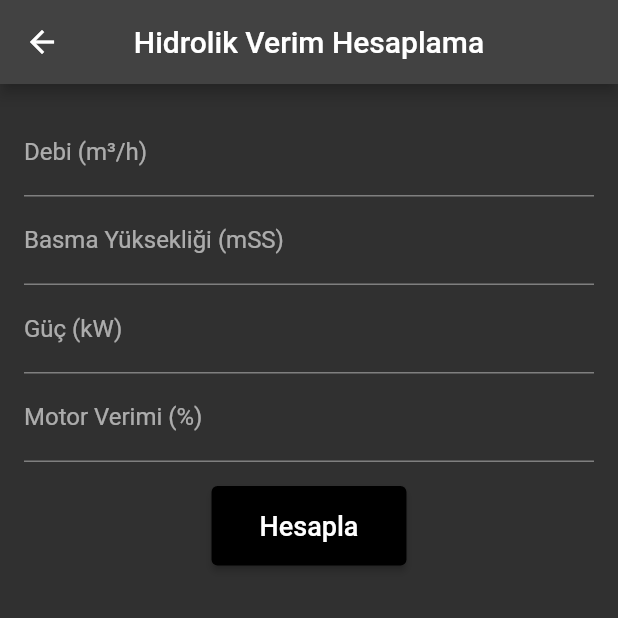
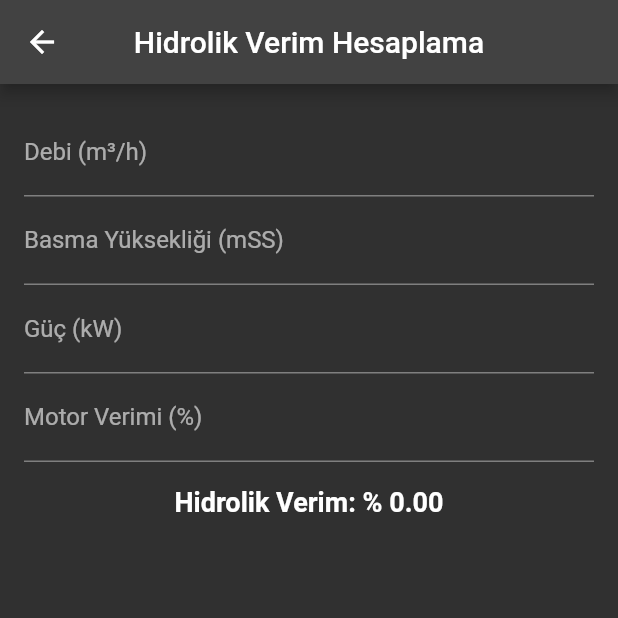
Before and after one commit to ilaydaily/solid_proje, a Flutter app: the HydraulicEfficiencyDetailsScreen screen opened directly, on a phone screen of 412 x 824 dp, the top half of it. Run offline on Flutter 3.47's test engine with Material 2 defaults, Android fonts, the light colour scheme and no system bars.

Commit message:
hidrolik verim sayfası yeniden düzenlendi, sonuç direkt gösterilecek şekilde showdialog silindi

```diff
--- a/lib/screens/hidrolik_verim.dart
+++ b/lib/screens/hidrolik_verim.dart
@@ -11,6 +11,9 @@ class _HydraulicEfficiencyDetailsScreenState extends State<HydraulicEfficiencyDe
   TextEditingController nMotorController = TextEditingController();
   TextEditingController gucController = TextEditingController();
 
+  double result = 0.0;
+  String errorMessage = '';
+
   String debiUnit = 'm³/h';
   String totalHMUnit = 'mSS';
   String nMotorUnit = '%';
@@ -23,7 +26,12 @@ class _HydraulicEfficiencyDetailsScreenState extends State<HydraulicEfficiencyDe
     double nMotor = double.tryParse(nMotorController.text) ?? 0.0;
 
     if (debiConv == 0 || totalHM == 0 || gucConv == 0 || nMotor == 0) {
-      showDialog(
+      setState(() {
+        errorMessage = 'Lütfen tüm alanları doldurun.';
+        result = 0.0;
+      });
+
+      /*showDialog(
         context: context,
         builder: (context) {
           return AlertDialog(
@@ -37,10 +45,14 @@ class _HydraulicEfficiencyDetailsScreenState extends State<HydraulicEfficiencyDe
             ],
           );
         },
-      );
+      );*/
     } else {
-      double result = calculateNmotor(debiConv, totalHM, gucConv, nMotor);
-      showDialog(
+      setState(() {
+        errorMessage = '';
+        result = (debiConv * totalHM) / (gucConv * 367.2 * nMotor / 10000);
+      } );
+      //double result = calculateNhidrolik(debiConv, totalHM, gucConv, nMotor);
+      /*showDialog(
         context: context,
         builder: (context) {
           return AlertDialog(
@@ -55,8 +67,12 @@ class _HydraulicEfficiencyDetailsScreenState extends State<HydraulicEfficiencyDe
             ],
           );
         },
-      );
+      );*/
     }
+  }
+
+  void updateResultOnChange() {
+    _calculateNhidrolik();
   }
 
   @override
@@ -74,13 +90,18 @@ class _HydraulicEfficiencyDetailsScreenState extends State<HydraulicEfficiencyDe
         padding: EdgeInsets.all(16.0),
         child: Column(
           children: [
-            TextField(controller: debiController, decoration: InputDecoration(labelText: 'Debi ($debiUnit)')),
-            TextField(controller: totalHMController, decoration: InputDecoration(labelText: 'Basma Yüksekliği ($totalHMUnit)')),
-            TextField(controller: gucController, decoration: InputDecoration(labelText: 'Güç ($gucUnit)')),
-            TextField(controller: nMotorController, decoration: InputDecoration(labelText: 'Motor Verimi ($nMotorUnit)')),
+            TextField(controller: debiController, onChanged: (value) => updateResultOnChange(), decoration: InputDecoration(labelText: 'Debi ($debiUnit)')),
+            TextField(controller: totalHMController, onChanged: (value) => updateResultOnChange(), decoration: InputDecoration(labelText: 'Basma Yüksekliği ($totalHMUnit)')),
+            TextField(controller: gucController,onChanged: (value) => updateResultOnChange(), decoration: InputDecoration(labelText: 'Güç ($gucUnit)')),
+            TextField(controller: nMotorController,onChanged: (value) => updateResultOnChange(), decoration: InputDecoration(labelText: 'Motor Verimi ($nMotorUnit)')),
 
             SizedBox(height: 16.0),
-            ElevatedButton(
+            Text(
+              'Hidrolik Verim: % ${result.toStringAsFixed(2)}',
+              style: TextStyle(fontSize: 18, fontWeight: FontWeight.bold),
+            ),
+
+           /* ElevatedButton(
               onPressed: _calculateNhidrolik,
               style: ElevatedButton.styleFrom(
                 primary: Colors.black, // Buton rengini siyah olarak ayarlar
@@ -90,7 +111,7 @@ class _HydraulicEfficiencyDetailsScreenState extends State<HydraulicEfficiencyDe
                 'Hesapla',
                 style: TextStyle(fontSize: 18), // Yazı boyutunu ayarlar
               ),
-            )
+            )*/
           ],
         ),
       ),
@@ -98,7 +119,7 @@ class _HydraulicEfficiencyDetailsScreenState extends State<HydraulicEfficiencyDe
   }
 }
 
-double calculateNmotor(double debiConv, double totalHM, double gucConv, double nMotor) {
+double calculateNhidrolik(double debiConv, double totalHM, double gucConv, double nMotor) {
   double nHidrolik = (debiConv * totalHM) / (gucConv * 367.2 * nMotor / 10000);
   return nHidrolik;
 }
```
